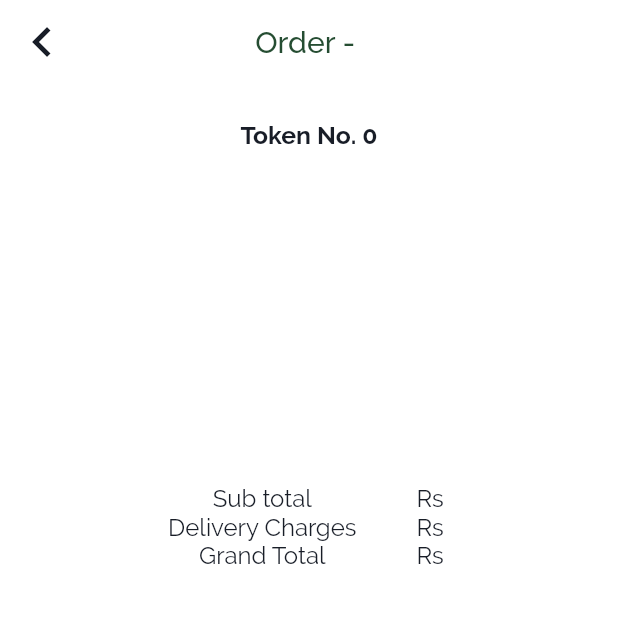
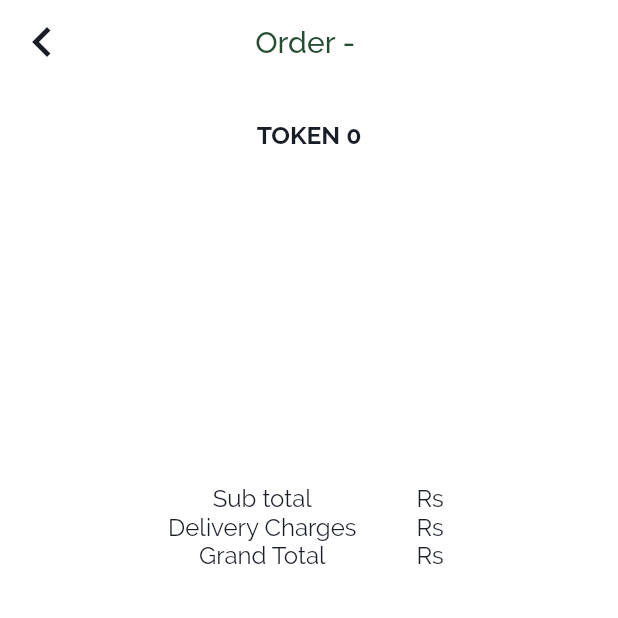
Before and after one commit to Onestop-Agrotech/Seva-Consumer, a Flutter app: the OrderDetailsScreen screen opened directly with empty values, on a phone screen of 412 x 824 dp, the top half of it. Run offline on Flutter 3.47's test engine with Material 2 defaults, Android fonts, the phone set to English and light mode, and no system bars; our stand-ins replace cached_network_image, cloud_firestore, fluttertoast, google_maps_flutter, shared_preferences; missing offline and left inert: geocoder, razorpay_flutter; accounts and stored records are empty; network calls fail.

Commit message:
change at order details

```diff
--- a/lib/screens/orderDetails.dart
+++ b/lib/screens/orderDetails.dart
@@ -70,7 +70,10 @@ class OrderDetailsScreen extends StatelessWidget {
         child: Column(
           mainAxisSize: MainAxisSize.min,
           children: <Widget>[
-            Text("Token No. ${order.tokenNumber}",
+            Text(
+                order.orderType != "Delivery"
+                    ? "TOKEN ${order.tokenNumber}"
+                    : "",
                 style: TextStyle(
                     fontFamily: "Raleway",
                     fontSize: 16.5,
```
